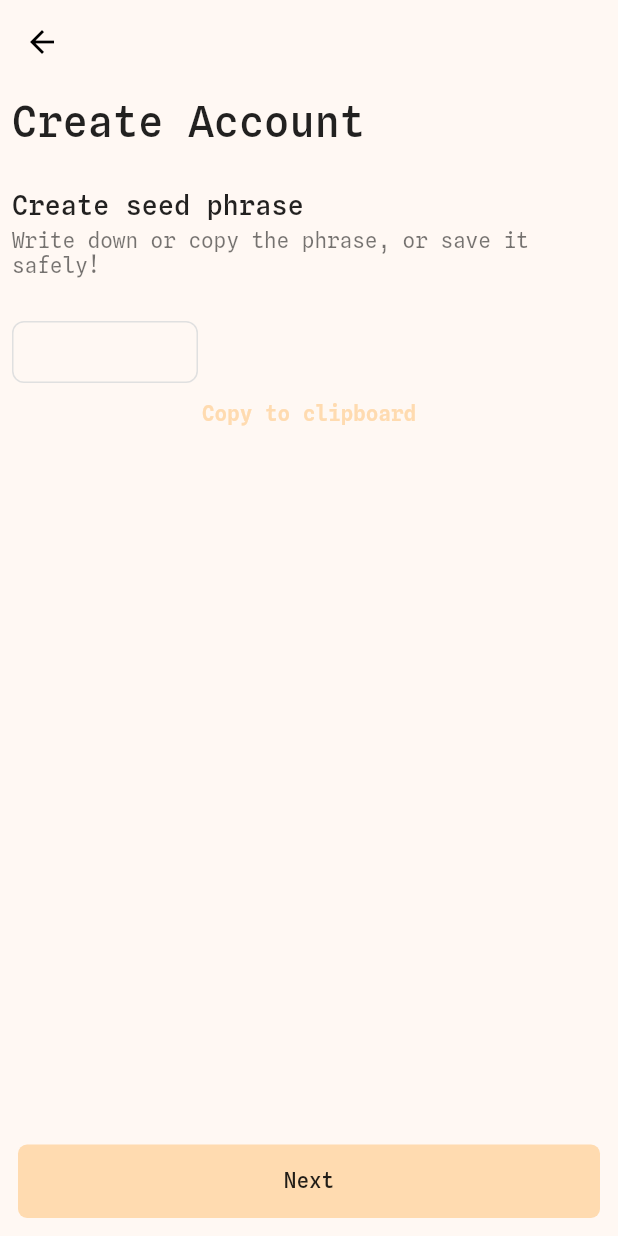
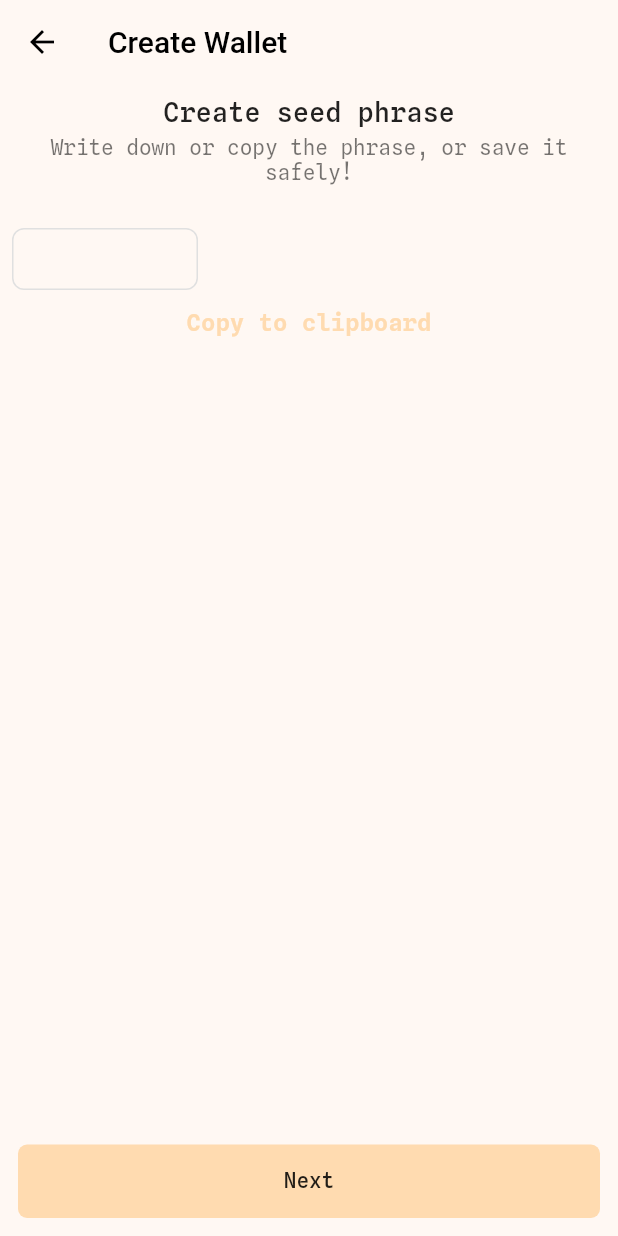
Before and after one commit to leostelon/tuna, a Flutter app: the CreateWallet screen opened by its route, on a phone screen of 412 x 824 dp. Run offline on Flutter 3.47's test engine with Material 2 defaults, Android fonts, the phone set to English and light mode, and no system bars; our stand-ins replace flutter_svg, get, get_storage, hex, qr_flutter; missing offline and left inert: bip39, ed25519_hd_key, qr_code_scanner, random_avatar, web3dart; accounts and stored records are empty.

Commit message:
wallet create redesign

```diff
--- a/lib/screens/create_wallet.dart
+++ b/lib/screens/create_wallet.dart
@@ -41,23 +41,22 @@ class _CreateWalletState extends State<CreateWallet> {
   @override
   Widget build(BuildContext context) {
     return Scaffold(
-      appBar: AppBar(),
+      appBar: AppBar(
+        title: const Text(
+          "Create Wallet",
+          style: TextStyle(
+            color: Colors.black,
+            fontWeight: FontWeight.w500,
+          ),
+        ),
+      ),
       body: Padding(
           padding: const EdgeInsets.all(8.0),
           child: Column(
             children: [
               Column(
-                crossAxisAlignment: CrossAxisAlignment.start,
+                crossAxisAlignment: CrossAxisAlignment.center,
                 children: [
-                  const Text(
-                    "Create Account",
-                    style: TextStyle(
-                      fontSize: 28,
-                      color: Colors.black87,
-                      fontWeight: FontWeight.w500,
-                    ),
-                  ),
-                  const SizedBox(height: 28),
                   const Text(
                     "Create seed phrase",
                     style: TextStyle(
@@ -65,6 +64,7 @@ class _CreateWalletState extends State<CreateWallet> {
                       color: Colors.black87,
                       fontWeight: FontWeight.w500,
                     ),
+                    textAlign: TextAlign.center,
                   ),
                   const SizedBox(height: 4),
                   const Text(
@@ -72,6 +72,7 @@ class _CreateWalletState extends State<CreateWallet> {
                     style: TextStyle(
                       color: Colors.black54,
                     ),
+                    textAlign: TextAlign.center,
                   ),
                   const SizedBox(height: 28),
                   GridView.builder(
@@ -94,7 +95,7 @@ class _CreateWalletState extends State<CreateWallet> {
                           child: Center(
                               child: Text(
                             seedPhrase.split(" ")[i].toString(),
-                            style: const TextStyle(color: Colors.black87),
+                            style: const TextStyle(color: Colors.black),
                           )),
                         );
                       }),
@@ -106,7 +107,10 @@ class _CreateWalletState extends State<CreateWallet> {
                       child: Text(
                         "Copy to clipboard",
                         style: TextStyle(
-                            color: primaryColor, fontWeight: FontWeight.w600),
+                          fontSize: 16,
+                          color: primaryColor,
+                          fontWeight: FontWeight.w600,
+                        ),
                       ),
                     ),
                   ),
```
Also changed, not shown: assets/logo.png.
